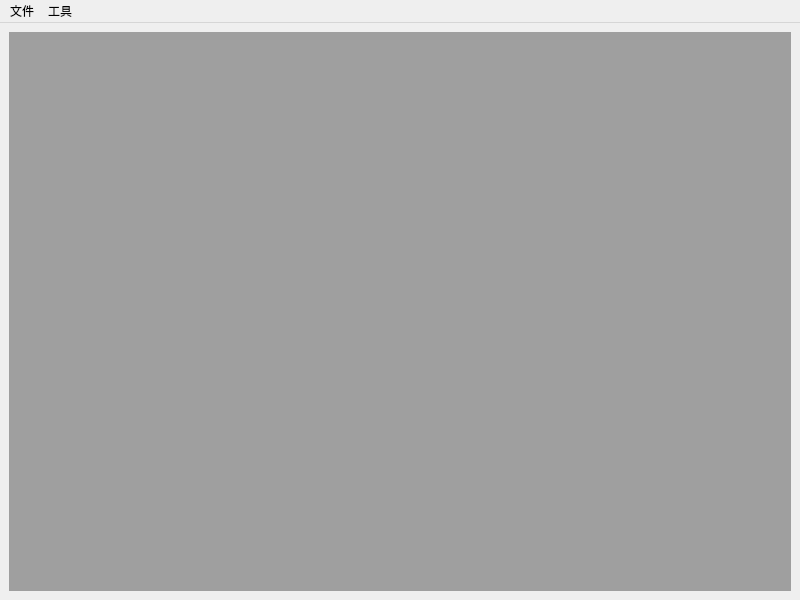
First picture: the form in ui/windows/mainwindow.ui, repository xiaoqinxing/ImageTools, before the edit.
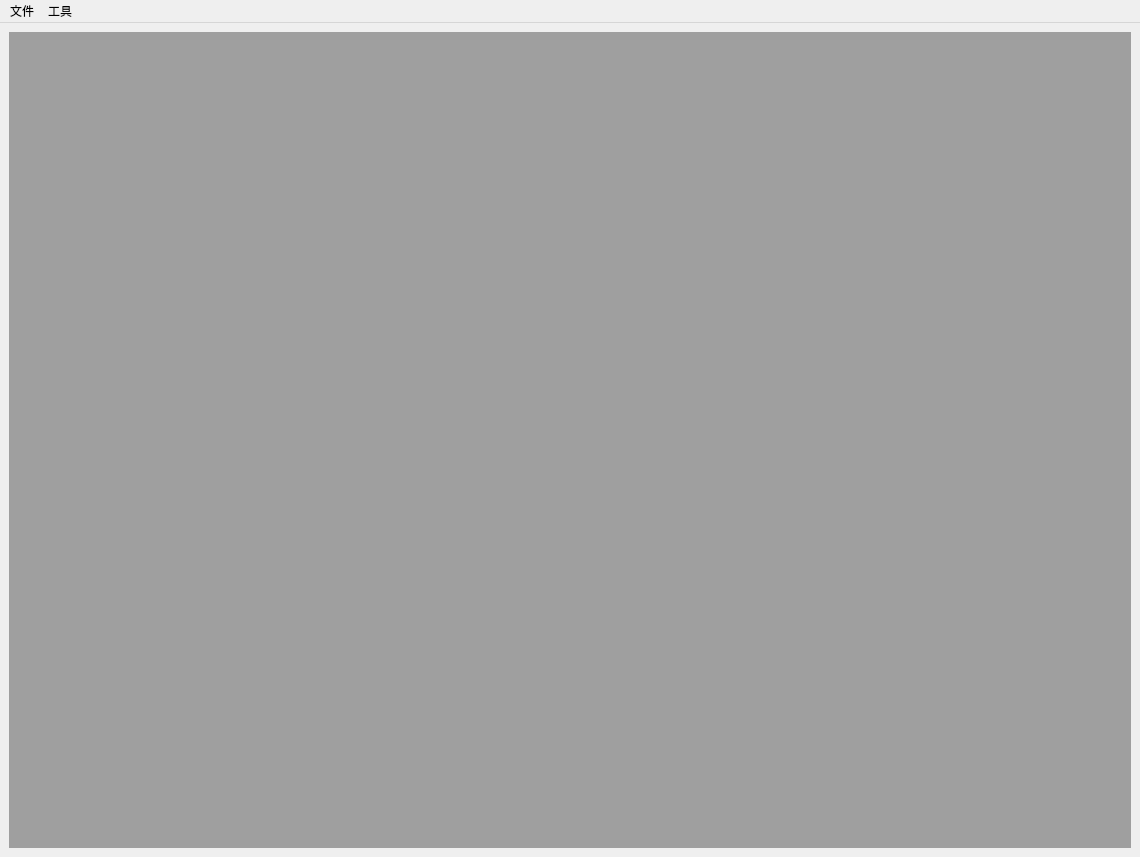
Second picture: the form after the edit.

The edit to the form file:
```diff
--- a/ui/windows/mainwindow.ui
+++ b/ui/windows/mainwindow.ui
@@ -6,8 +6,8 @@
    <rect>
     <x>0</x>
     <y>0</y>
-    <width>800</width>
-    <height>600</height>
+    <width>1140</width>
+    <height>857</height>
    </rect>
   </property>
   <property name="windowTitle">
@@ -17,6 +17,9 @@
    <layout class="QGridLayout" name="gridLayout_2">
     <item row="0" column="0">
      <widget class="QMdiArea" name="mdiArea">
+      <property name="lineWidth">
+       <number>0</number>
+      </property>
       <property name="verticalScrollBarPolicy">
        <enum>Qt::ScrollBarAsNeeded</enum>
       </property>
@@ -44,8 +47,8 @@
     <rect>
      <x>0</x>
      <y>0</y>
-     <width>800</width>
-     <height>23</height>
+     <width>1140</width>
+     <height>22</height>
     </rect>
    </property>
    <widget class="QMenu" name="menu">
```
